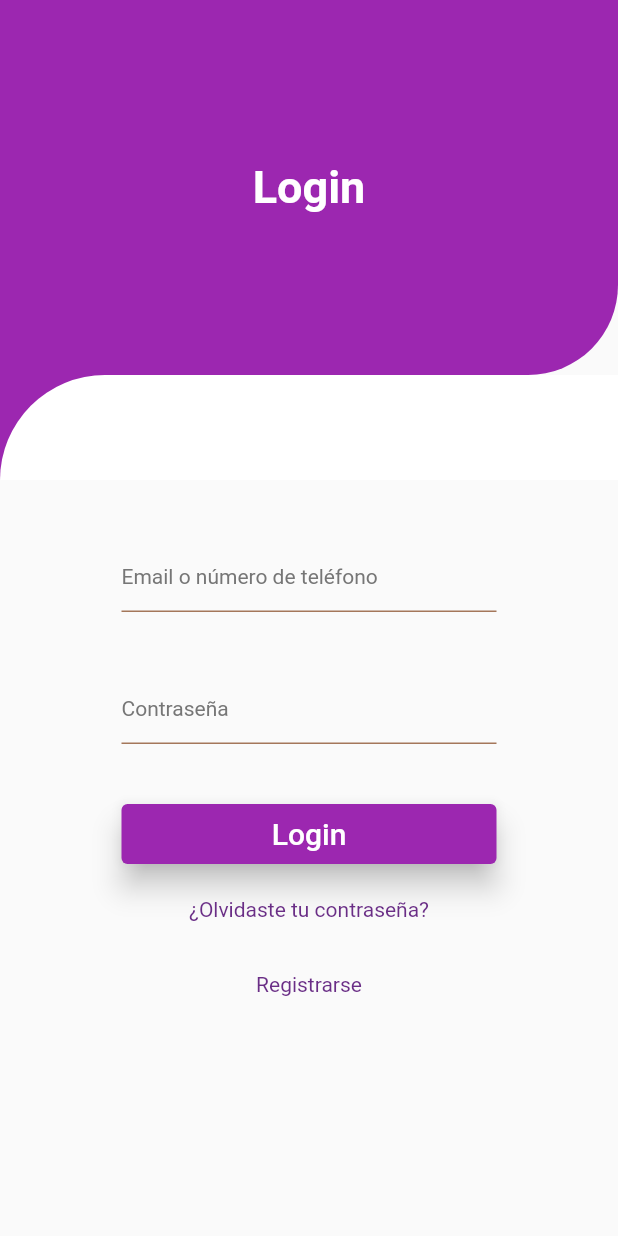
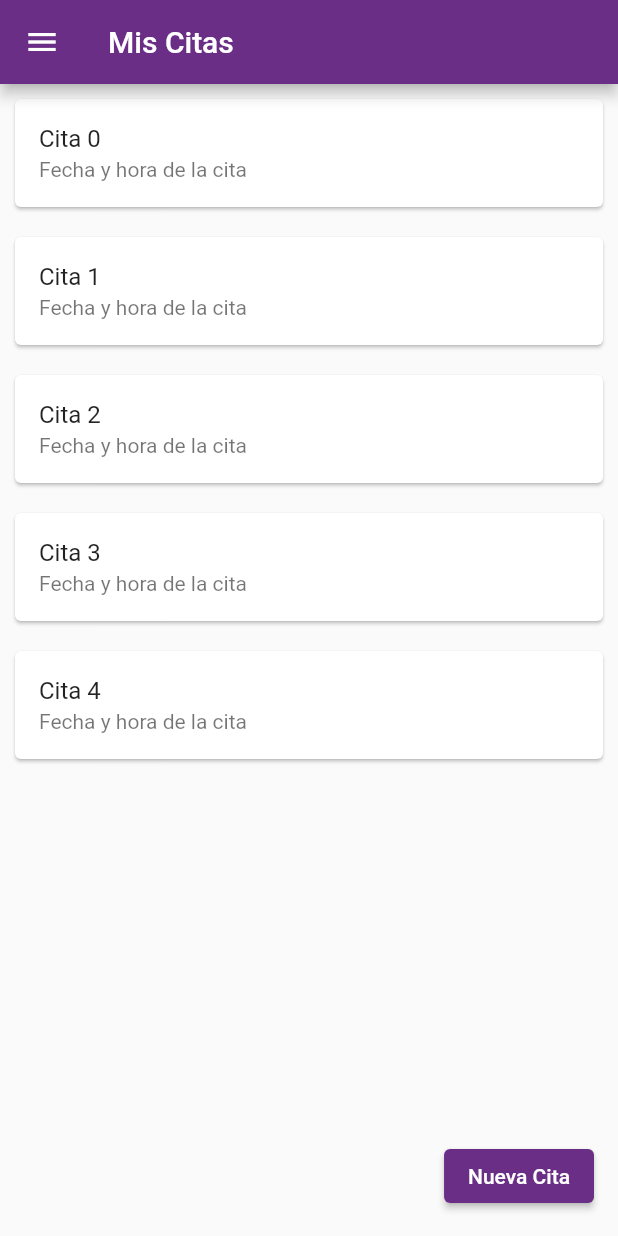
Before and after one commit to arleyCastaneda22/AplicacionMovil, a Flutter app: the screen it shows after launch, after a tap on "Iniciar Sesión", after a tap on "Login", on a phone screen of 412 x 824 dp. Run offline on Flutter 3.47's test engine with Material 2 defaults, Android fonts, the phone set to English and light mode, and no system bars.

Commit message:
Añadidas redirecciones entre login y home, añadido modal y mejora de codigo de redirecciones

```diff
--- a/lib/componentes_reutilizables/boton.dart
+++ b/lib/componentes_reutilizables/boton.dart
@@ -1,14 +1,18 @@
 import 'package:flutter/material.dart';
+import 'package:beauty_soft/login_registro/login.dart';
+import 'package:beauty_soft/home/home.dart';
 
 class BotonUno extends StatelessWidget{
-  const BotonUno({this.funcion,super.key, required this.texto});
+  BotonUno({this.funcion,super.key, required this.texto});
 
-  final void Function()? funcion;
+  final void Function(Widget pagina)? funcion;
   final String texto;
   @override
   Widget build(context){
     return FilledButton(
-        onPressed: funcion,
+        onPressed: (){
+          funcion!(Login(cambiarPagina: funcion,));
+        },
         style: const ButtonStyle(
           backgroundColor: MaterialStatePropertyAll<Color>(Color.fromARGB(255, 106, 46, 134)),
           padding: MaterialStatePropertyAll<EdgeInsets>(EdgeInsets.all(20)),
@@ -24,3 +28,35 @@ class BotonUno extends StatelessWidget{
     );
   }
 }
+
+class BotonDos extends StatelessWidget{
+  final void Function(Widget pagina)? funcion;
+  final String texto;
+
+  const BotonDos({this.funcion, required this.texto, super.key});
+
+  @override
+  Widget build(context){
+    return ElevatedButton(
+      style:
+      const ButtonStyle(
+        backgroundColor: MaterialStatePropertyAll<Color>(Colors.purple),
+        elevation: MaterialStatePropertyAll(8),
+      ),
+      /*ElevatedButton.styleFrom(
+          elevation: 8, backgroundColor: Colors.purple),*/
+      onPressed: (){
+        funcion!(const Home());
+        print("Clicked");
+      },
+      child: Text(
+        texto,
+        style: const TextStyle(
+            fontSize: 20,
+            color: Colors.white,
+            fontWeight: FontWeight.bold,
+        ),
+      ),
+    );
+  }
+}
--- /dev/null
+++ b/lib/home/home.dart
@@ -0,0 +1,111 @@
+import 'package:flutter/material.dart';
+import 'package:beauty_soft/home/modals/nuevaCita.dart';
+
+/*class Home extends StatelessWidget {
+  @override
+  Widget build(context) {
+    return MaterialApp(
+      theme: ThemeData(
+        primaryColor: Color(0xFF6A2E86), // Cambia el color de la AppBar
+        accentColor: Color(0xFF6A2E86), // Cambia el color de los botones y otros acentos
+      ),
+      home: MyHomePage(),
+    );
+  }
+}*/
+
+class Home extends StatefulWidget {
+  const Home({super.key});
+
+  @override
+  State<Home> createState(){
+    return _HomeState();
+  }
+
+}
+
+class _HomeState extends State<Home> {
+  @override
+  Widget build(BuildContext context) {
+    return Scaffold(
+      appBar: AppBar(
+        title: Text("Mis Citas"),
+        backgroundColor: Color(0xFF6A2E86), // Cambia el color de la AppBar
+      ),
+      drawer: Drawer(
+        child: Column(
+          children: [
+            const UserAccountsDrawerHeader(
+              accountName: Text("Nombre de Usuario"),
+              accountEmail: Text("usuario@example.com"),
+              currentAccountPicture: CircleAvatar(
+                backgroundImage: AssetImage('assets/profile_image.jpg'), // cambiar con la ruta de tu imagen del perfil
+              ),
+              decoration: BoxDecoration(
+                color: Color(0xFF6A2E86), // Cambia el color del Drawer
+              ),
+            ),
+            ListTile(
+              title: Text("Mi Perfil"),
+              leading: Icon(Icons.person),
+              onTap: () {
+                // modal para cambiar "Mi Perfil" aquí--------
+              },
+            ),
+            ListTile(
+              title: Text("Cerrar Sesión"),
+              leading: Icon(Icons.exit_to_app),
+              onTap: () {
+                // sacar el modal de deseas "Cerrar Sesión" aquí----------
+              },
+            ),
+            Spacer(),
+            ListTile(
+              title: Text("Configuración"),
+              leading: Icon(Icons.settings),
+              onTap: () {
+                // contenido o accion del boton de Configuración aquí
+              },
+            ),
+          ],
+        ),
+      ),
+      body: Column(
+        mainAxisAlignment: MainAxisAlignment.center,
+        children: [
+          Expanded(
+            child: ListView.builder(
+              itemCount: 5, // Número de citas
+              itemBuilder: (context, index) {
+                return Card(
+                  margin: EdgeInsets.all(10),
+                  child: ListTile(
+                    title: Text("Cita $index"),
+                    subtitle: Text("Fecha y hora de la cita"),
+                    // contenido de las cards aca-------------------
+                  ),
+                );
+              },
+            ),
+          ),
+          Align(
+            alignment: Alignment.bottomRight,
+            child: Padding(
+              padding: const EdgeInsets.all(16.0),
+              child: ElevatedButton(
+                onPressed: () {
+                  //modal nueva cita
+                  modalNuevaCita(context);
+                },
+                style: ElevatedButton.styleFrom(
+                  primary: Color(0xFF6A2E86), // Cambia el color del botón
+                ),
+                child: Text("Nueva Cita"),
+              ),
+            ),
+          ),
+        ],
+      ),
+    );
+  }
+}
--- a/lib/init.dart
+++ b/lib/init.dart
@@ -1,6 +1,7 @@
 import 'package:flutter/material.dart';
 import 'package:beauty_soft/pagina_inicio/paginaInicio.dart';
 import 'package:beauty_soft/login_registro/login.dart';
+import 'package:beauty_soft/home/home.dart';
 
 class Init extends StatefulWidget{
   const Init({super.key});
@@ -11,21 +12,25 @@ class Init extends StatefulWidget{
   }
 }
 
-class _InitState extends State<Init> {  @override
-
+class _InitState extends State<Init> {
+  @override
   Widget? paginaActual;
 
   @override
   void initState() {
-    paginaActual = PaginaInicio(iniciarSesion: goToLogin,);
+    paginaActual = PaginaInicio(pagina: cambioDePagina,);
     super.initState;
   }
 
-  void goToLogin(){
+  // init.dart > paginaInicio.dart > todas las otras paginas que actualicen
+  // el componente principal
+  //recibe un widget
+  //en caso de ser una página con más de una redireccion se puede
+  // escoger a cual de todas ir con el selector
+  void cambioDePagina(Widget pagina){
     setState(() {
-      paginaActual = Login();
+      paginaActual = pagina;
     });
-    print("Clickeando!");
   }
 
   @override
--- a/lib/login_registro/login.dart
+++ b/lib/login_registro/login.dart
@@ -1,7 +1,10 @@
 import 'package:flutter/material.dart';
+import 'package:beauty_soft/componentes_reutilizables/boton.dart';
 
 class Login extends StatelessWidget {
-  const Login({super.key});
+  final Function(Widget pagina)? cambiarPagina;
+
+  const Login({this.cambiarPagina ,super.key});
 
   @override
   Widget build(BuildContext context) {
@@ -89,15 +92,7 @@ class Login extends StatelessWidget {
                             Container(
                               width: 250,
                               height: 40,
-                              child: ElevatedButton(
-                                style: ElevatedButton.styleFrom(
-                                    elevation: 8, backgroundColor: Colors.purple),
-                                onPressed: () {},
-                                child: const Text(
-                                  'Login',
-                                  style: TextStyle(fontSize: 20),
-                                ),
-                              ),
+                              child: BotonDos(texto: "Login", funcion: cambiarPagina,),
                             ),
                           ],
                         ),
--- a/lib/pagina_inicio/paginaInicio.dart
+++ b/lib/pagina_inicio/paginaInicio.dart
@@ -4,14 +4,11 @@ import 'package:beauty_soft/componentes_reutilizables/boton.dart';
 class PaginaInicio extends StatelessWidget{
   const PaginaInicio({
     super.key,
-    this.iniciarSesion,
-    this.registrarse,
-    this.recuperarContrasenna
+    this.pagina
   });
 
-  final void Function()? iniciarSesion;
-  final void Function()? registrarse;
-  final void Function()? recuperarContrasenna;
+  final void Function(Widget pagina)? pagina;
+
 
   @override
   Widget build(context){
@@ -50,7 +47,7 @@ class PaginaInicio extends StatelessWidget{
             Row(
               mainAxisAlignment: MainAxisAlignment.center,
               children: [
-                BotonUno(texto: "Iniciar Sesión", funcion: iniciarSesion,),
+                BotonUno(texto: "Iniciar Sesión", funcion: pagina,),
                 SizedBox(width: 20,),
                 BotonUno(texto: "Registrarse"),
               ],
```
Also changed, not shown: lib/home/modals/nuevaCita.dart (added, +136 -0 lines).
